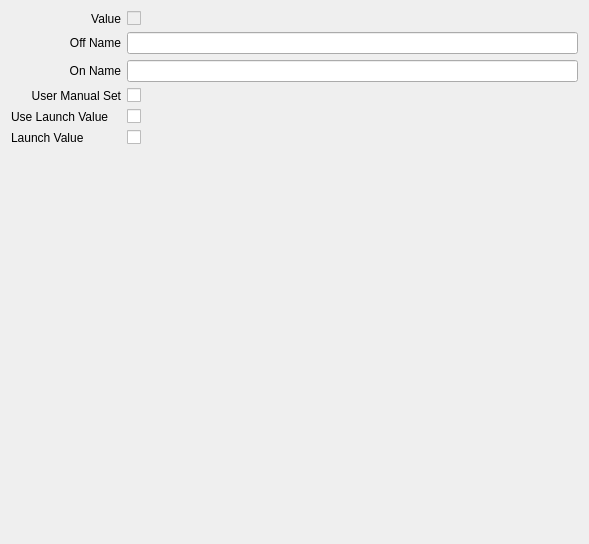
OpenToolController/opentoolcontroller, file opentoolcontroller/views/BoolVarEditor.ui: the form before one commit.
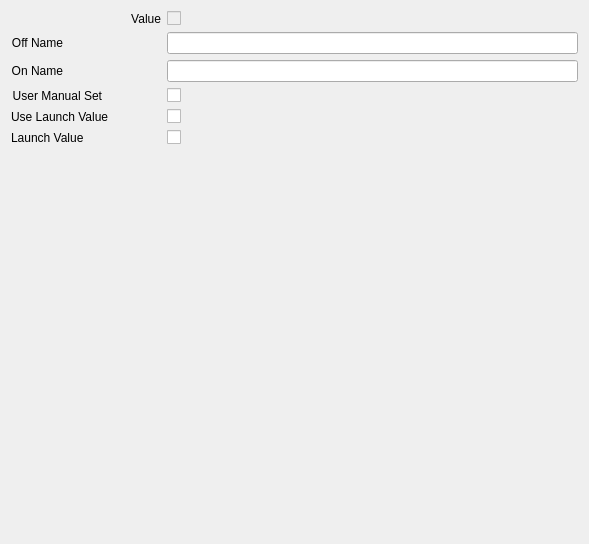
The form after the commit.

The edit to the form file:
```diff
--- a/opentoolcontroller/views/BoolVarEditor.ui
+++ b/opentoolcontroller/views/BoolVarEditor.ui
@@ -16,6 +16,12 @@
   <layout class="QVBoxLayout" name="verticalLayout">
    <item>
     <layout class="QFormLayout" name="formLayout">
+     <property name="fieldGrowthPolicy">
+      <enum>QFormLayout::AllNonFixedFieldsGrow</enum>
+     </property>
+     <property name="formAlignment">
+      <set>Qt::AlignLeading|Qt::AlignLeft|Qt::AlignTop</set>
+     </property>
      <item row="0" column="0">
       <widget class="QLabel" name="label_2">
        <property name="sizePolicy">
@@ -26,7 +32,7 @@
        </property>
        <property name="minimumSize">
         <size>
-         <width>110</width>
+         <width>150</width>
          <height>0</height>
         </size>
        </property>
@@ -52,7 +58,7 @@
       <widget class="QLabel" name="label_6">
        <property name="minimumSize">
         <size>
-         <width>110</width>
+         <width>0</width>
          <height>0</height>
         </size>
        </property>
@@ -78,7 +84,7 @@
       <widget class="QLabel" name="label_3">
        <property name="minimumSize">
         <size>
-         <width>110</width>
+         <width>0</width>
          <height>0</height>
         </size>
        </property>
@@ -104,7 +110,7 @@
       <widget class="QLabel" name="label_4">
        <property name="minimumSize">
         <size>
-         <width>110</width>
+         <width>0</width>
          <height>0</height>
         </size>
        </property>
```
